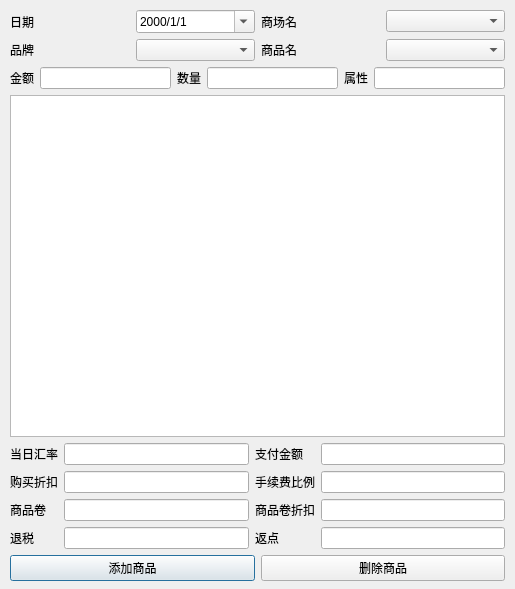
Qt form goodsimportdialog.ui (cryring/myorder) before a commit.
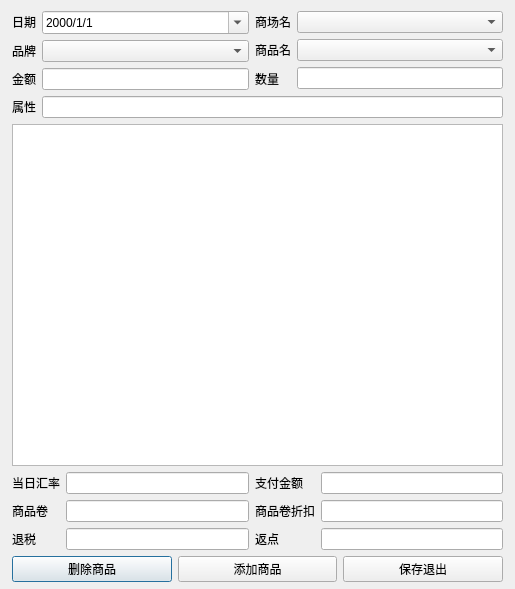
The same form after that commit.

Diff of the .ui file:
```diff
--- a/goodsimportdialog.ui
+++ b/goodsimportdialog.ui
@@ -13,23 +13,21 @@
   <property name="windowTitle">
    <string>Dialog</string>
   </property>
-  <widget class="QWidget" name="layoutWidget">
+  <widget class="QWidget" name="">
    <property name="geometry">
     <rect>
-     <x>10</x>
-     <y>10</y>
-     <width>495</width>
+     <x>12</x>
+     <y>11</y>
+     <width>491</width>
      <height>571</height>
     </rect>
    </property>
-   <layout class="QVBoxLayout" name="verticalLayout_6">
-    <item>
      <layout class="QVBoxLayout" name="verticalLayout_5">
       <item>
-       <layout class="QHBoxLayout" name="horizontalLayout_12">
-        <item>
          <layout class="QHBoxLayout" name="horizontalLayout_3">
           <item>
+       <layout class="QVBoxLayout" name="verticalLayout_7">
+        <item>
            <widget class="QLabel" name="label_8">
             <property name="text">
              <string>日期</string>
@@ -37,6 +35,24 @@
            </widget>
           </item>
           <item>
+         <widget class="QLabel" name="label_12">
+          <property name="text">
+           <string>品牌</string>
+          </property>
+         </widget>
+        </item>
+        <item>
+         <widget class="QLabel" name="label_2">
+          <property name="text">
+           <string>金额</string>
+          </property>
+         </widget>
+        </item>
+       </layout>
+      </item>
+      <item>
+       <layout class="QVBoxLayout" name="verticalLayout_6">
+        <item>
            <widget class="QDateEdit" name="dateEdit">
             <property name="wrapping">
              <bool>false</bool>
@@ -68,10 +84,16 @@
             </property>
            </widget>
           </item>
+        <item>
+         <widget class="QComboBox" name="brandComboBox"/>
+        </item>
+        <item>
+         <widget class="QLineEdit" name="goodsPriceEdit"/>
+        </item>
          </layout>
         </item>
         <item>
-         <layout class="QHBoxLayout" name="horizontalLayout_4">
+       <layout class="QVBoxLayout" name="verticalLayout_8">
           <item>
            <widget class="QLabel" name="label_10">
             <property name="text">
@@ -80,35 +102,6 @@
            </widget>
           </item>
           <item>
-           <widget class="QComboBox" name="shopNameBox">
-            <property name="editable">
-             <bool>false</bool>
-            </property>
-           </widget>
-          </item>
-         </layout>
-        </item>
-       </layout>
-      </item>
-      <item>
-       <layout class="QHBoxLayout" name="horizontalLayout_11">
-        <item>
-         <layout class="QHBoxLayout" name="horizontalLayout_6">
-          <item>
-           <widget class="QLabel" name="label_12">
-            <property name="text">
-             <string>品牌</string>
-            </property>
-           </widget>
-          </item>
-          <item>
-           <widget class="QComboBox" name="brandComboBox"/>
-          </item>
-         </layout>
-        </item>
-        <item>
-         <layout class="QHBoxLayout" name="horizontalLayout_5">
-          <item>
            <widget class="QLabel" name="label">
             <property name="text">
              <string>&lt;html&gt;&lt;head/&gt;&lt;body&gt;&lt;p&gt;商品名&lt;/p&gt;&lt;/body&gt;&lt;/html&gt;</string>
@@ -116,48 +109,39 @@
            </widget>
           </item>
           <item>
-           <widget class="QComboBox" name="savedGoodsNameBox">
-            <property name="editable">
-             <bool>false</bool>
-            </property>
-           </widget>
-          </item>
-         </layout>
-        </item>
-       </layout>
-      </item>
-      <item>
-       <layout class="QHBoxLayout" name="horizontalLayout_10">
-        <item>
-         <layout class="QHBoxLayout" name="horizontalLayout_8">
-          <item>
-           <widget class="QLabel" name="label_2">
-            <property name="text">
-             <string>金额</string>
-            </property>
-           </widget>
-          </item>
-          <item>
-           <widget class="QLineEdit" name="goodsPriceEdit"/>
-          </item>
-         </layout>
-        </item>
-        <item>
-         <layout class="QHBoxLayout" name="horizontalLayout_9">
-          <item>
            <widget class="QLabel" name="label_3">
             <property name="text">
              <string>数量</string>
             </property>
            </widget>
           </item>
+       </layout>
+      </item>
+      <item>
+       <layout class="QVBoxLayout" name="verticalLayout_9">
+        <item>
+         <widget class="QComboBox" name="shopNameBox">
+          <property name="editable">
+           <bool>false</bool>
+          </property>
+         </widget>
+        </item>
+        <item>
+         <widget class="QComboBox" name="savedGoodsNameBox">
+          <property name="editable">
+           <bool>false</bool>
+          </property>
+         </widget>
+        </item>
           <item>
            <widget class="QLineEdit" name="goodsCountEdit"/>
           </item>
          </layout>
         </item>
+     </layout>
+    </item>
         <item>
-         <layout class="QHBoxLayout" name="horizontalLayout_7">
+     <layout class="QHBoxLayout" name="horizontalLayout_4">
           <item>
            <widget class="QLabel" name="label_13">
             <property name="text">
@@ -170,10 +154,6 @@
           </item>
          </layout>
         </item>
-       </layout>
-      </item>
-     </layout>
-    </item>
     <item>
      <widget class="QTableView" name="invoiceView"/>
     </item>
@@ -188,13 +168,6 @@
           </property>
          </widget>
         </item>
-        <item>
-         <widget class="QLabel" name="label_16">
-          <property name="text">
-           <string>购买折扣</string>
-          </property>
-         </widget>
-        </item>
         <item>
          <widget class="QLabel" name="label_6">
           <property name="text">
@@ -216,9 +189,6 @@
         <item>
          <widget class="QLineEdit" name="exchangeRateEdit"/>
         </item>
-        <item>
-         <widget class="QLineEdit" name="disCountEdit"/>
-        </item>
         <item>
          <widget class="QLineEdit" name="couponEdit"/>
         </item>
@@ -236,13 +206,6 @@
           </property>
          </widget>
         </item>
-        <item>
-         <widget class="QLabel" name="label_17">
-          <property name="text">
-           <string>手续费比例</string>
-          </property>
-         </widget>
-        </item>
         <item>
          <widget class="QLabel" name="label_7">
           <property name="text">
@@ -264,9 +227,6 @@
         <item>
          <widget class="QLineEdit" name="payPriceEdit"/>
         </item>
-        <item>
-         <widget class="QLineEdit" name="feeRateEdit"/>
-        </item>
         <item>
          <widget class="QLineEdit" name="couponDiscountEdit"/>
         </item>
@@ -279,13 +239,6 @@
     </item>
     <item>
      <layout class="QHBoxLayout" name="horizontalLayout_2">
-      <item>
-       <widget class="QPushButton" name="saveGoodsButton">
-        <property name="text">
-         <string>添加商品</string>
-        </property>
-       </widget>
-      </item>
       <item>
        <widget class="QPushButton" name="delGoodsButton">
         <property name="text">
@@ -293,6 +246,20 @@
         </property>
        </widget>
       </item>
+      <item>
+       <widget class="QPushButton" name="saveGoodsButton">
+        <property name="text">
+         <string>添加商品</string>
+        </property>
+       </widget>
+      </item>
+      <item>
+       <widget class="QPushButton" name="saveButton">
+        <property name="text">
+         <string>保存退出</string>
+        </property>
+       </widget>
+      </item>
      </layout>
     </item>
    </layout>
```
Lines whose indentation alone changed are shown as unchanged.
